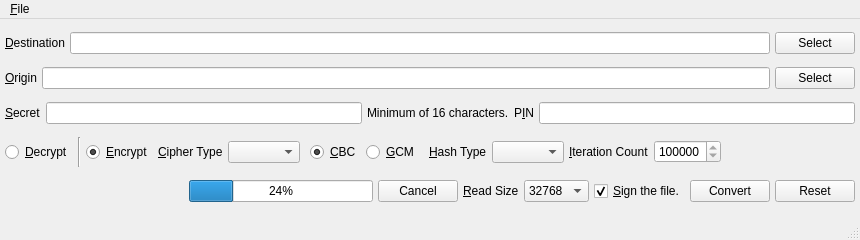
Old version of the form branches/trunk/UI/encryptfile.ui in the repository textbrowser/spot-on.
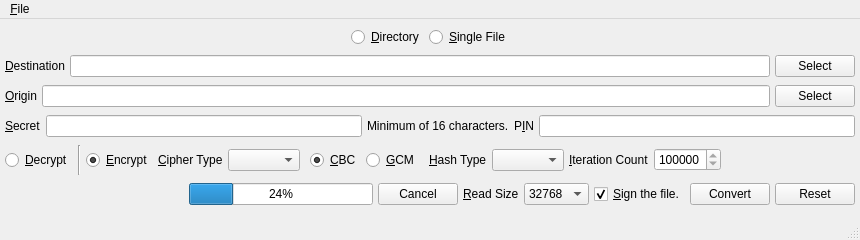
New version of the form. Icons and pictures are not drawn.

The edit to the form file:
```diff
--- a/branches/trunk/UI/encryptfile.ui
+++ b/branches/trunk/UI/encryptfile.ui
@@ -22,6 +22,53 @@
     <property name="margin">
      <number>5</number>
     </property>
+    <item>
+     <layout class="QHBoxLayout" name="horizontalLayout_4">
+      <item>
+       <spacer name="horizontalSpacer">
+        <property name="orientation">
+         <enum>Qt::Horizontal</enum>
+        </property>
+        <property name="sizeHint" stdset="0">
+         <size>
+          <width>40</width>
+          <height>20</height>
+         </size>
+        </property>
+       </spacer>
+      </item>
+      <item>
+       <widget class="QRadioButton" name="directory">
+        <property name="text">
+         <string>&amp;Directory</string>
+        </property>
+       </widget>
+      </item>
+      <item>
+       <widget class="QRadioButton" name="single_file">
+        <property name="text">
+         <string>&amp;Single File</string>
+        </property>
+        <property name="checked">
+         <bool>true</bool>
+        </property>
+       </widget>
+      </item>
+      <item>
+       <spacer name="horizontalSpacer_2">
+        <property name="orientation">
+         <enum>Qt::Horizontal</enum>
+        </property>
+        <property name="sizeHint" stdset="0">
+         <size>
+          <width>40</width>
+          <height>20</height>
+         </size>
+        </property>
+       </spacer>
+      </item>
+     </layout>
+    </item>
     <item>
      <layout class="QHBoxLayout" name="horizontalLayout_3">
       <property name="spacing">
```
Left out of the diff: 4 changed lines with no effect on the pictures.
